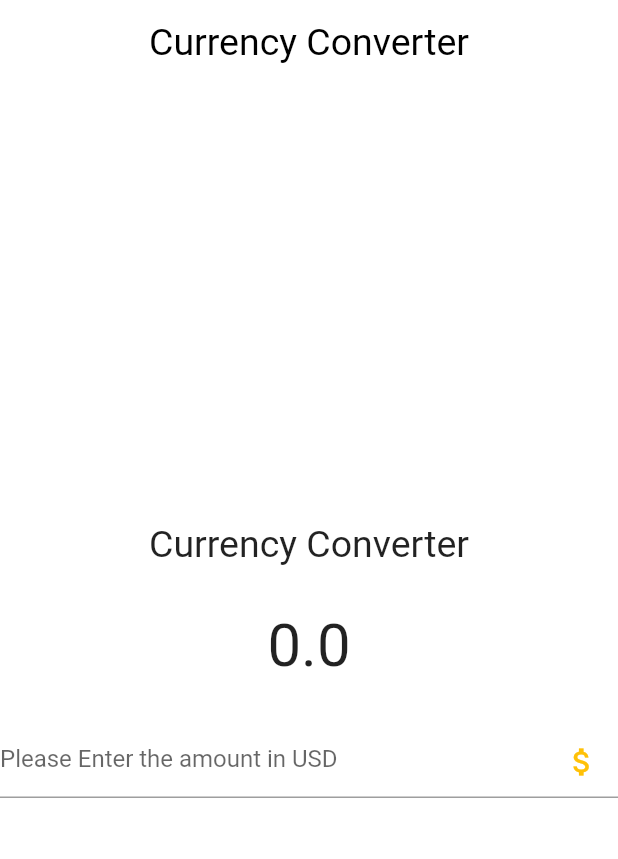
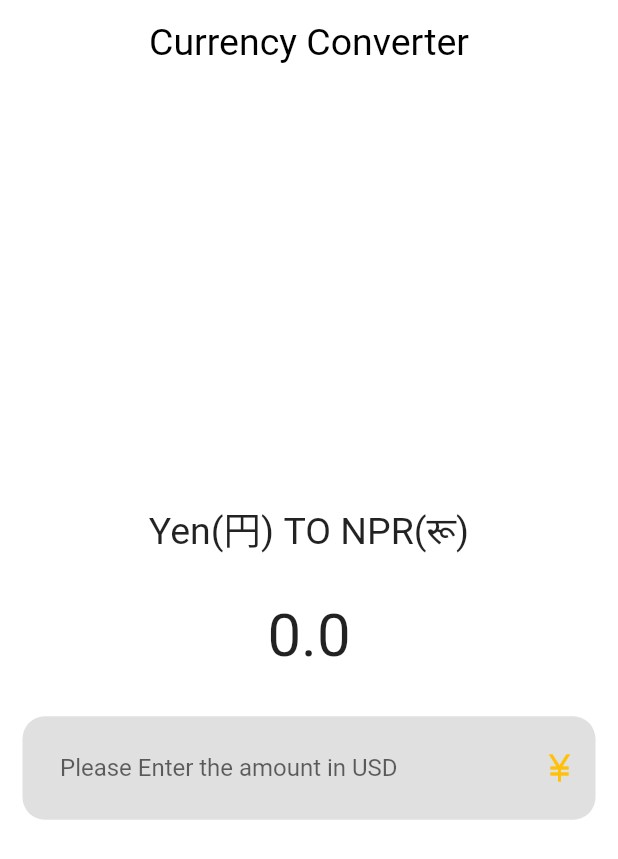
Before and after one commit to lamsalsangam/Flutter, a Flutter app: the screen it shows after launch, on a phone screen of 412 x 824 dp. Shown: the top 859 px of the screen. Run offline on Flutter 3.47's test engine with Material 2 defaults, Android fonts, the phone set to English and light mode, and no system bars; our stand-ins replace firebase_auth, firebase_core, flutter_dotenv, flutter_spinkit, google_fonts; accounts and stored records are empty.

Commit message:
Did some tweaking to the frontend design layout

```diff
--- a/currency_converter/lib/currency_converter_material_page.dart
+++ b/currency_converter/lib/currency_converter_material_page.dart
@@ -22,7 +22,7 @@ class CurrencyConverterMaterialPage extends StatelessWidget {
           crossAxisAlignment: CrossAxisAlignment.center,
           children: [
             Text(
-              "Currency Converter",
+              "Yen(円) TO NPR(रू)",
               style: TextStyle(
                 fontSize: 25,
                 fontWeight: FontWeight.w400,
@@ -37,11 +37,31 @@ class CurrencyConverterMaterialPage extends StatelessWidget {
               ),
             ),
             SizedBox(height: 30.0,),
-            TextField(
-              decoration: InputDecoration(
-                suffixIcon: Icon(Icons.attach_money_outlined),
-                suffixIconColor: Colors.amber,
-                hintText: "Please Enter the amount in USD"
+            Padding(
+              padding: EdgeInsets.symmetric(horizontal: 15.0),
+              child: TextField(
+                keyboardType: TextInputType.numberWithOptions(
+                  decimal: true,
+                ),
+                decoration: InputDecoration(
+                  enabledBorder: OutlineInputBorder(
+                    borderRadius: BorderRadius.all(Radius.circular(15.0)),
+                    borderSide: BorderSide(style: BorderStyle.none)
+                  ),
+                  focusedBorder: OutlineInputBorder(
+                    borderRadius: BorderRadius.all(Radius.circular(15.0)),
+                    borderSide: BorderSide(
+                      color: Colors.black54,
+                      strokeAlign: BorderSide.strokeAlignInside,
+                    ),
+                  ),
+                  suffixIcon: Icon(Icons.currency_yen_sharp),
+                  suffixIconColor: Colors.amber,
+                  hintText: "Please Enter the amount in USD",
+                  filled: true,
+                  fillColor: Colors.black12,
+                  contentPadding: EdgeInsets.all(25.0),
+                ),
               ),
             )
           ],
```
